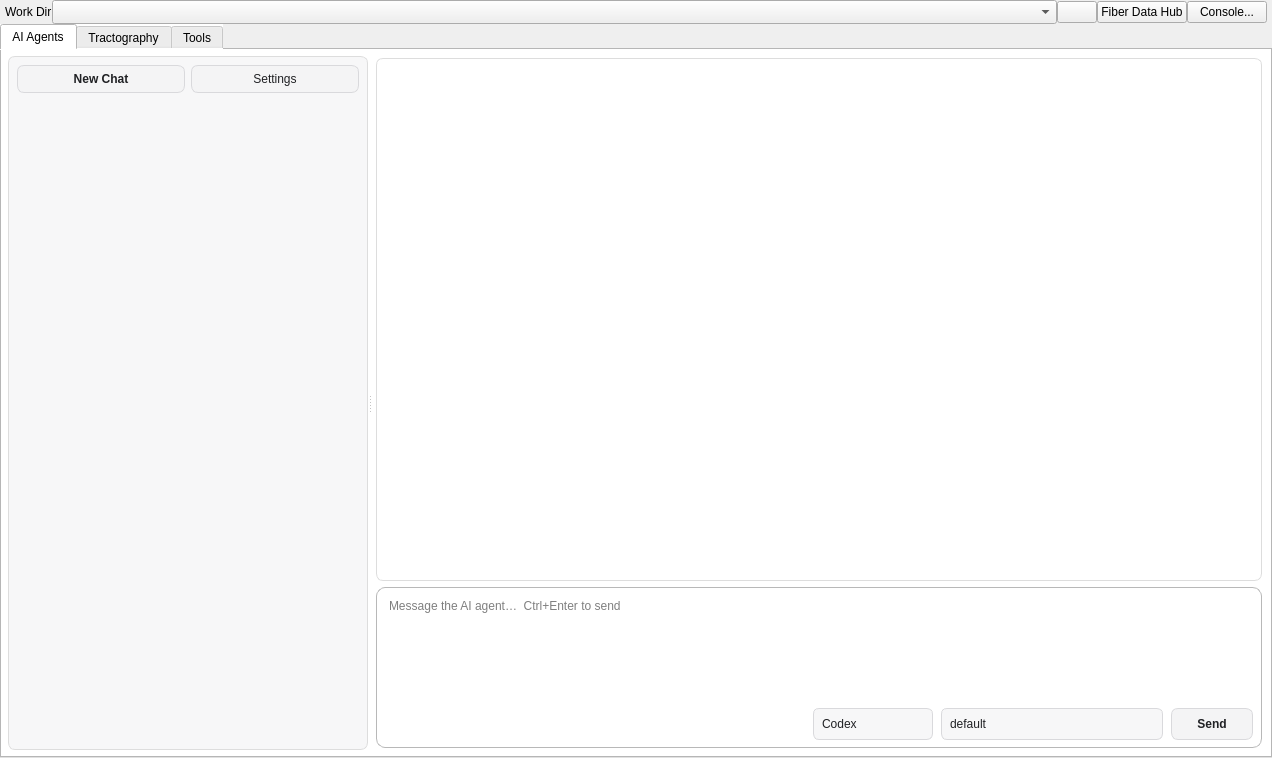
frankyeh/DSI-Studio, file mainwindow.ui: the form before one commit.
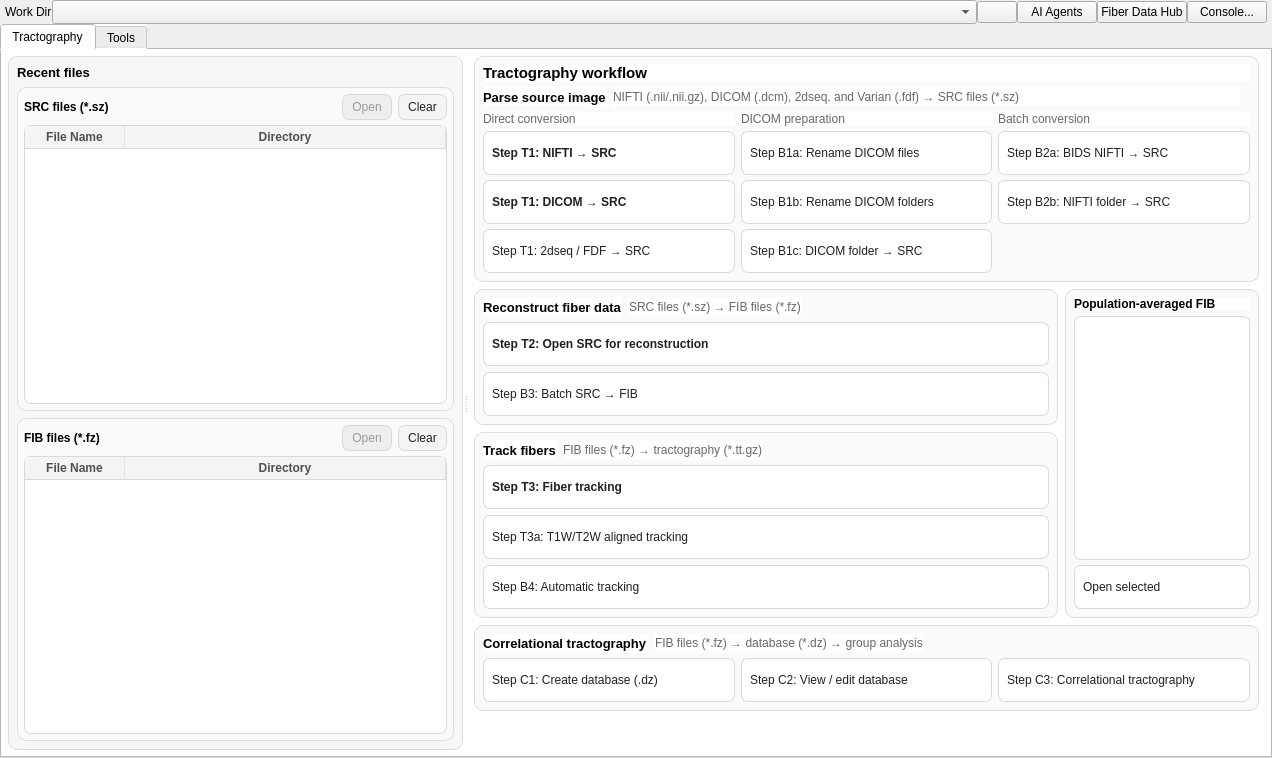
The form after the commit. Icons and pictures are not drawn.

Commit message: revise agent dialog

```diff
--- a/mainwindow.ui
+++ b/mainwindow.ui
@@ -53,7 +53,7 @@
      <number>0</number>
     </property>
     <item>
-     <layout class="QHBoxLayout" name="horizontalLayout_2" stretch="0,0,1,0,0,0">
+     <layout class="QHBoxLayout" name="horizontalLayout_2" stretch="0,0,1,0,0,0,0">
       <property name="spacing">
        <number>0</number>
       </property>
@@ -134,6 +134,20 @@
         </property>
        </widget>
       </item>
+      <item>
+       <widget class="QPushButton" name="ai_agent">
+        <property name="statusTip">
+         <string>run open_ai</string>
+        </property>
+        <property name="text">
+         <string>AI Agents</string>
+        </property>
+        <property name="icon">
+         <iconset resource="icons.qrc">
+          <normaloff>:/icons/icons/conn.xpm</normaloff>:/icons/icons/conn.xpm</iconset>
+        </property>
+       </widget>
+      </item>
       <item>
        <widget class="QPushButton" name="fiber_data_hub">
         <property name="statusTip">
@@ -172,451 +186,6 @@
       <property name="currentIndex">
        <number>0</number>
       </property>
-      <widget class="QWidget" name="tab_8">
-       <property name="styleSheet">
-        <string notr="true">QWidget#tab_8 {
-    background-color: #ffffff;
-}
-QWidget#tab_8 QPushButton,
-QWidget#tab_8 QToolButton {
-    color: #202124;
-    background-color: #f4f4f5;
-    border: 1px solid #d9d9dc;
-    border-radius: 7px;
-    padding: 6px 10px;
-}
-QWidget#tab_8 QPushButton:hover,
-QWidget#tab_8 QToolButton:hover {
-    background-color: #e9e9eb;
-    border-color: #c8c8cc;
-}
-QWidget#tab_8 QPushButton:pressed,
-QWidget#tab_8 QToolButton:pressed {
-    background-color: #dddddf;
-}
-QPushButton#ai_new_chat {
-    background-color: #ffffff;
-    font-size: 9pt;
-    font-weight: bold;
-    padding: 8px;
-}
-QWidget#tab_8 QPushButton#ai_project_title {
-    background: transparent;
-    border: 0;
-    padding: 6px 2px;
-    text-align: left;
-}
-QWidget#tab_8 QPushButton#ai_project_title:hover {
-    background-color: #e9e9eb;
-}
-QWidget#tab_8 QPushButton#ai_project_title:pressed {
-    background-color: #dddddf;
-}
-QToolButton#ai_project_menu_button {
-    background: transparent;
-    border: 0;
-    padding: 0;
-    font-weight: bold;
-}
-QToolButton#ai_project_menu_button:hover {
-    background: #e2e2e4;
-    border-radius: 4px;
-}
-QToolButton#ai_project_menu_button::menu-indicator {
-    image: none;
-}
-QLineEdit#ai_project_filter {
-    background-color: #ffffff;
-    border: 1px solid #d9d9dc;
-    border-radius: 7px;
-    padding: 6px 8px;
-}
-QPushButton#ai_send_message {
-    color: #ffffff;
-    background-color: #2f2f2f;
-    border-color: #2f2f2f;
-}
-QPushButton#ai_send_message:hover {
-    background-color: #171717;
-    border-color: #171717;
-}
-QPushButton#ai_send_message:pressed {
-    background-color: #000000;
-}
-QComboBox#ai_agent_selector,
-QComboBox#ai_model_selector {
-    color: #202124;
-    background-color: #f7f7f8;
-    border: 1px solid #d9d9dc;
-    border-radius: 6px;
-    padding: 4px 24px 4px 8px;
-    min-height: 22px;
-}
-QComboBox#ai_agent_selector:hover,
-QComboBox#ai_model_selector:hover {
-    background-color: #eeeeef;
-    border-color: #c8c8cc;
-}
-QComboBox#ai_agent_selector:focus,
-QComboBox#ai_model_selector:focus {
-    border-color: #8a8a8f;
-}
-QComboBox#ai_agent_selector::drop-down,
-QComboBox#ai_model_selector::drop-down {
-    border: 0;
-    width: 22px;
-}
-QComboBox#ai_agent_selector QAbstractItemView,
-QComboBox#ai_model_selector QAbstractItemView {
-    background-color: #ffffff;
-    border: 1px solid #d9d9dc;
-    selection-background-color: #e5e5e7;
-    selection-color: #202124;
-}
-QComboBox#ai_agent_selector QAbstractItemView::item:disabled {
-    color: #9aa0a6;
-}
-QLabel#ai_control_status {
-    color: #2e7d32;
-    background-color: transparent;
-    padding: 4px 6px;
-}
-QTextBrowser#ai_chat_history QScrollBar:vertical {
-    background: transparent;
-    width: 8px;
-    margin: 0;
-}
-QTextBrowser#ai_chat_history QScrollBar::handle:vertical {
-    background: #c7c7ca;
-    border: 0;
-    border-radius: 4px;
-    min-height: 24px;
-}
-QTextBrowser#ai_chat_history QScrollBar::handle:vertical:hover {
-    background: #a9a9ad;
-}
-QTextBrowser#ai_chat_history QScrollBar::add-line:vertical,
-QTextBrowser#ai_chat_history QScrollBar::sub-line:vertical {
-    height: 0;
-}
-QTextBrowser#ai_chat_history QScrollBar::add-page:vertical,
-QTextBrowser#ai_chat_history QScrollBar::sub-page:vertical {
-    background: transparent;
-}</string>
-       </property>
-       <attribute name="icon">
-        <iconset resource="icons.qrc">
-         <normaloff>:/icons/icons/conn.xpm</normaloff>:/icons/icons/conn.xpm</iconset>
-       </attribute>
-       <attribute name="title">
-        <string>AI Agents</string>
-       </attribute>
-       <layout class="QVBoxLayout" name="ai_agent_layout">
-        <property name="spacing">
-         <number>6</number>
-        </property>
-        <property name="leftMargin">
-         <number>6</number>
-        </property>
-        <property name="topMargin">
-         <number>6</number>
-        </property>
-        <property name="rightMargin">
-         <number>6</number>
-        </property>
-        <property name="bottomMargin">
-         <number>6</number>
-        </property>
-        <item>
-         <widget class="QSplitter" name="ai_main_splitter">
-          <property name="orientation">
-           <enum>Qt::Horizontal</enum>
-          </property>
-          <property name="childrenCollapsible">
-           <bool>false</bool>
-          </property>
-          <widget class="QFrame" name="ai_project_sidebar">
-           <property name="minimumSize">
-            <size>
-             <width>360</width>
-             <height>0</height>
-            </size>
-           </property>
-           <property name="maximumSize">
-            <size>
-             <width>520</width>
-             <height>16777215</height>
-            </size>
-           </property>
-           <property name="styleSheet">
-            <string notr="true">QFrame#ai_project_sidebar { border: 1px solid #dddddd; border-radius: 7px; background-color: #f7f7f8; }</string>
-           </property>
-           <layout class="QVBoxLayout" name="ai_project_layout">
-            <property name="spacing">
-             <number>6</number>
-            </property>
-            <property name="leftMargin">
-             <number>8</number>
-            </property>
-            <property name="topMargin">
-             <number>8</number>
-            </property>
-            <property name="rightMargin">
-             <number>8</number>
-            </property>
-            <property name="bottomMargin">
-             <number>8</number>
-            </property>
-            <item>
-             <layout class="QHBoxLayout" name="ai_new_chat_layout">
-              <item>
-               <widget class="QPushButton" name="ai_new_chat">
-                <property name="minimumSize">
-                 <size>
-                  <width>0</width>
-                  <height>0</height>
-                 </size>
-                </property>
-                <property name="text">
-                 <string>New Chat</string>
-                </property>
-                <property name="icon">
-                 <iconset resource="icons.qrc">
-                  <normaloff>:/icons/icons/new.xpm</normaloff>:/icons/icons/new.xpm</iconset>
-                </property>
-               </widget>
-              </item>
-              <item>
-               <widget class="QPushButton" name="ai_quick_settings">
-                <property name="text">
-                 <string>Settings</string>
-                </property>
-                <property name="icon">
-                 <iconset resource="icons.qrc">
-                  <normaloff>:/icons/icons/preferences.xpm</normaloff>:/icons/icons/preferences.xpm</iconset>
-                </property>
-               </widget>
-              </item>
-             </layout>
-            </item>
-            <item>
-             <widget class="QListWidget" name="ai_project_list">
-              <property name="styleSheet">
-               <string notr="true">QListWidget { border: 0px; background-color: transparent; padding: 2px; } QListWidget::item { padding: 0px; border-radius: 5px; } QListWidget::item:selected { background-color: #e5e5e7; color: black; }</string>
-              </property>
-              <property name="verticalScrollBarPolicy">
-               <enum>Qt::ScrollBarAlwaysOff</enum>
-              </property>
-              <property name="horizontalScrollBarPolicy">
-               <enum>Qt::ScrollBarAlwaysOff</enum>
-              </property>
-              <property name="editTriggers">
-               <set>QAbstractItemView::NoEditTriggers</set>
-              </property>
-              <property name="selectionMode">
-               <enum>QAbstractItemView::SingleSelection</enum>
-              </property>
-             </widget>
-            </item>
-           </layout>
-          </widget>
-          <widget class="QWidget" name="ai_conversation_panel" native="true">
-           <property name="sizePolicy">
-            <sizepolicy hsizetype="Expanding" vsizetype="Expanding">
-             <horstretch>3</horstretch>
-             <verstretch>1</verstretch>
-            </sizepolicy>
-           </property>
-           <layout class="QVBoxLayout" name="ai_conversation_layout">
-            <property name="spacing">
-             <number>6</number>
-            </property>
-            <property name="leftMargin">
-             <number>4</number>
-            </property>
-            <property name="topMargin">
-             <number>2</number>
-            </property>
-            <property name="rightMargin">
-             <number>2</number>
-            </property>
-            <property name="bottomMargin">
-             <number>2</number>
-            </property>
-            <item>
-             <widget class="QTextBrowser" name="ai_chat_history">
-              <property name="sizePolicy">
-               <sizepolicy hsizetype="Expanding" vsizetype="Expanding">
-                <horstretch>1</horstretch>
-                <verstretch>1</verstretch>
-               </sizepolicy>
-              </property>
-              <property name="styleSheet">
-               <string notr="true">QTextBrowser { border: 1px solid #dddddd; border-radius: 7px; background-color: white; padding: 14px; }</string>
-              </property>
-              <property name="markdown">
-               <string/>
-              </property>
-              <property name="openExternalLinks">
-               <bool>true</bool>
-              </property>
-             </widget>
-            </item>
-            <item>
-             <widget class="QFrame" name="ai_chat_composer">
-              <property name="styleSheet">
-               <string notr="true">QFrame#ai_chat_composer { border: 1px solid #b8b8b8; border-radius: 9px; background-color: white; }</string>
-              </property>
-              <layout class="QGridLayout" name="ai_chat_composer_layout">
-               <property name="leftMargin">
-                <number>8</number>
-               </property>
-               <property name="topMargin">
-                <number>7</number>
-               </property>
-               <property name="rightMargin">
-                <number>8</number>
-               </property>
-               <property name="bottomMargin">
-                <number>7</number>
-               </property>
-               <property name="spacing">
-                <number>8</number>
-               </property>
-               <item row="1" column="3">
-                <widget class="QComboBox" name="ai_agent_selector">
-                 <property name="minimumSize">
-                  <size>
-                   <width>120</width>
-                   <height>32</height>
-                  </size>
-                 </property>
-                 <property name="maximumSize">
-                  <size>
-                   <width>160</width>
-                   <height>16777215</height>
-                  </size>
-                 </property>
-                 <item>
-                  <property name="text">
-                   <string>Codex</string>
-                  </property>
-                 </item>
-                 <item>
-                  <property name="text">
-                   <string>Claude</string>
-                  </property>
-                 </item>
-                </widget>
-               </item>
-               <item row="1" column="4">
-                <widget class="QComboBox" name="ai_model_selector">
-                 <property name="minimumSize">
-                  <size>
-                   <width>180</width>
-                   <height>32</height>
-                  </size>
-                 </property>
-                 <property name="maximumSize">
-                  <size>
-                   <width>280</width>
-                   <height>16777215</height>
-                  </size>
-                 </property>
-                 <property name="sizeAdjustPolicy">
-                  <enum>QComboBox::AdjustToMinimumContentsLengthWithIcon</enum>
-                 </property>
-                 <property name="minimumContentsLength">
-                  <number>18</number>
-                 </property>
-                 <item>
-                  <property name="text">
-                   <string>default</string>
-                  </property>
-                 </item>
-                </widget>
-               </item>
-               <item row="1" column="1">
-                <spacer name="ai_composer_status_spacer">
-                 <property name="orientation">
-                  <enum>Qt::Horizontal</enum>
-                 </property>
-                 <property name="sizeHint" stdset="0">
-                  <size>
-                   <width>40</width>
-                   <height>20</height>
-                  </size>
-                 </property>
-                </spacer>
-               </item>
-               <item row="1" column="5">
-                <widget class="QPushButton" name="ai_send_message">
-                 <property name="sizePolicy">
-                  <sizepolicy hsizetype="Minimum" vsizetype="Fixed">
-                   <horstretch>0</horstretch>
-                   <verstretch>0</verstretch>
-                  </sizepolicy>
-                 </property>
-                 <property name="minimumSize">
-                  <size>
-                   <width>82</width>
-                   <height>30</height>
-                  </size>
-                 </property>
-                 <property name="maximumSize">
-                  <size>
-                   <width>92</width>
-                   <height>34</height>
-                  </size>
-                 </property>
-                 <property name="font">
-                  <font>
-                   <bold>true</bold>
-                  </font>
-                 </property>
-                 <property name="text">
-                  <string>Send</string>
-                 </property>
-                 <property name="icon">
-                  <iconset resource="icons.qrc">
-                   <normaloff>:/icons/icons/run.xpm</normaloff>:/icons/icons/run.xpm</iconset>
-                 </property>
-                 <property name="default">
-                  <bool>true</bool>
-                 </property>
-                </widget>
-               </item>
-               <item row="0" column="0" colspan="6">
-                <widget class="QPlainTextEdit" name="ai_chat_input">
-                 <property name="minimumSize">
-                  <size>
-                   <width>0</width>
-                   <height>62</height>
-                  </size>
-                 </property>
-                 <property name="maximumSize">
-                  <size>
-                   <width>16777215</width>
-                   <height>105</height>
-                  </size>
-                 </property>
-                 <property name="frameShape">
-                  <enum>QFrame::NoFrame</enum>
-                 </property>
-                 <property name="placeholderText">
-                  <string>Message the AI agent…  Ctrl+Enter to send</string>
-                 </property>
-                </widget>
-               </item>
-              </layout>
-             </widget>
-            </item>
-           </layout>
-          </widget>
-         </widget>
-        </item>
-       </layout>
-      </widget>
       <widget class="QWidget" name="tab">
        <property name="styleSheet">
         <string notr="true">QWidget#tab {
```
The commit also changes 6 other files.
